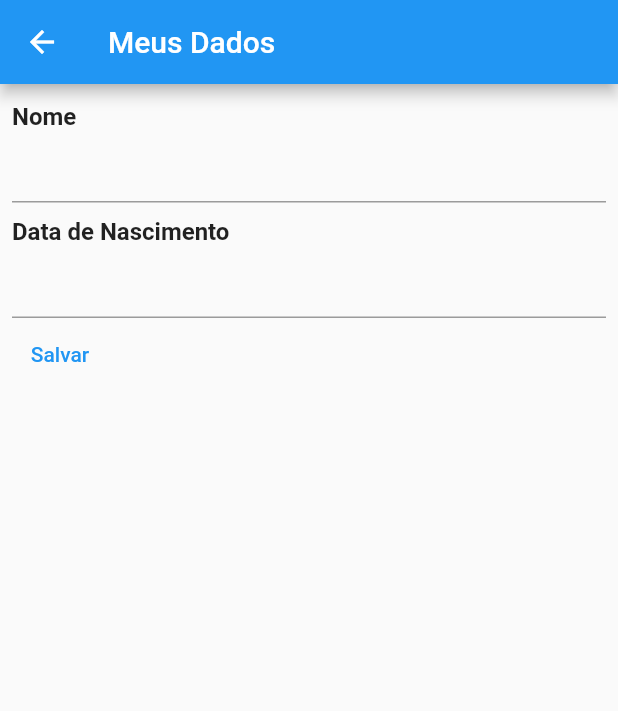
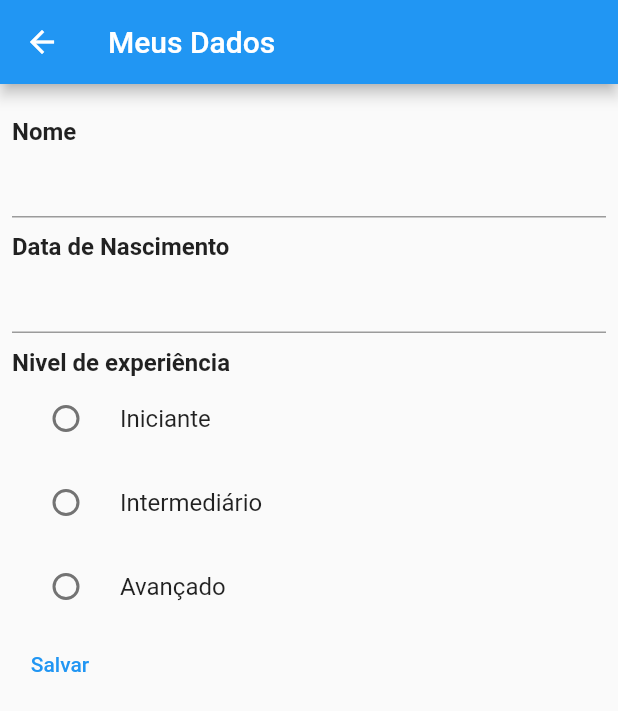
Before and after one commit to vinirecoaro/FlutterTrainning, a Flutter app: the MainPage screen opened directly, in the side drawer, after a tap on "Dados Cadastrais", on a phone screen of 412 x 824 dp. Shown: the top 711 px of the screen. Run offline on Flutter 3.47's test engine with Material 2 defaults, Android fonts, the phone set to English and light mode, and no system bars; our stand-ins replace google_fonts; network calls fail.

Commit message:
Added a radioListeTile to select the level of user experience on user data screen

```diff
--- a/lib/pages/login_page.dart
+++ b/lib/pages/login_page.dart
@@ -1,5 +1,3 @@
-import 'dart:math';
-
 import 'package:flutter/material.dart';
 import 'package:trilhaapp/pages/main_page.dart';
 
--- a/lib/pages/main_page.dart
+++ b/lib/pages/main_page.dart
@@ -22,30 +22,30 @@ class _MainPageState extends State<MainPage> {
         appBar: AppBar(title: const Text("Main Page")),
         drawer: Drawer(
           child: Padding(
-            padding: EdgeInsets.symmetric(vertical: 20, horizontal: 10),
+            padding: const EdgeInsets.symmetric(vertical: 20, horizontal: 10),
             child: Column(
               crossAxisAlignment: CrossAxisAlignment.start,
               children: [
                 InkWell(
                     child: Container(
-                        padding: EdgeInsets.symmetric(vertical: 5),
+                        padding: const EdgeInsets.symmetric(vertical: 5),
                         width: double.infinity,
-                        child: Text("Dados Cadastrais")),
+                        child: const Text("Dados Cadastrais")),
                     onTap: () {
                       Navigator.pop(context);
                       Navigator.push(
                           context,
                           MaterialPageRoute(
-                            builder: (context) => RegistrationDataPage(),
+                            builder: (context) => const RegistrationDataPage(),
                           ));
                     }),
-                Divider(),
-                SizedBox(
+                const Divider(),
+                const SizedBox(
                   height: 10,
                 ),
                 InkWell(
                   child: Container(
-                      padding: EdgeInsets.symmetric(vertical: 5),
+                      padding: const EdgeInsets.symmetric(vertical: 5),
                       width: double.infinity,
                       child: const Text("Termos de uso e privacidade")),
                   onTap: () {},
--- a/lib/pages/registration_data.dart
+++ b/lib/pages/registration_data.dart
@@ -1,4 +1,5 @@
 import 'package:flutter/material.dart';
+import 'package:trilhaapp/repositories/level_repository.dart';
 import 'package:trilhaapp/shared/widgets/text_label.dart';
 
 class RegistrationDataPage extends StatefulWidget {
@@ -12,24 +13,30 @@ class _RegistrationDataPageState extends State<RegistrationDataPage> {
   var nameController = TextEditingController(text: "");
   var birthdayController = TextEditingController(text: "");
   DateTime? birthday;
+  var levelRepository = LevelRepository();
+  var levels = [];
+  var selectedLevel = "";
+
+  @override
+  void initState() {
+    levels = levelRepository.returnLevels();
+    super.initState();
+  }
 
   @override
   Widget build(BuildContext context) {
     return Scaffold(
         appBar: AppBar(
-          title: Text("Meus Dados"),
+          title: const Text("Meus Dados"),
         ),
         body: Padding(
-          padding: EdgeInsets.symmetric(vertical: 12, horizontal: 8),
+          padding: const EdgeInsets.symmetric(vertical: 12, horizontal: 8),
           child: Column(
             crossAxisAlignment: CrossAxisAlignment.start,
             children: [
               const TextLabel(text: "Nome"),
               TextField(
                 controller: nameController,
-              ),
-              SizedBox(
-                height: 10,
               ),
               const TextLabel(text: "Data de Nascimento"),
               TextField(
@@ -47,12 +54,28 @@ class _RegistrationDataPageState extends State<RegistrationDataPage> {
                   }
                 },
               ),
+              const TextLabel(text: "Nivel de experiência"),
+              Column(
+                children: levels
+                    .map((level) => RadioListTile(
+                        title: Text(level),
+                        selected: selectedLevel == level,
+                        value: level,
+                        groupValue: selectedLevel,
+                        onChanged: (value) {
+                          print(value);
+                          setState(() {
+                            selectedLevel = value;
+                          });
+                        }))
+                    .toList(),
+              ),
               TextButton(
                 onPressed: () {
-                  print(nameController.text);
-                  print(birthday.toString());
+                  debugPrint(nameController.text);
+                  debugPrint(birthday.toString());
                 },
-                child: Text("Salvar"),
+                child: const Text("Salvar"),
               )
             ],
           ),
--- /dev/null
+++ b/lib/repositories/level_repository.dart
@@ -0,0 +1,5 @@
+class LevelRepository {
+  List<String> returnLevels() {
+    return ["Iniciante", "Intermediário", "Avançado"];
+  }
+}
--- a/lib/shared/widgets/text_label.dart
+++ b/lib/shared/widgets/text_label.dart
@@ -6,7 +6,10 @@ class TextLabel extends StatelessWidget {
 
   @override
   Widget build(BuildContext context) {
-    return Text(text,
-        style: TextStyle(fontSize: 16, fontWeight: FontWeight.w700));
+    return Container(
+      margin: EdgeInsets.only(top: 10),
+      child: Text(text,
+          style: const TextStyle(fontSize: 16, fontWeight: FontWeight.w700)),
+    );
   }
 }
```
